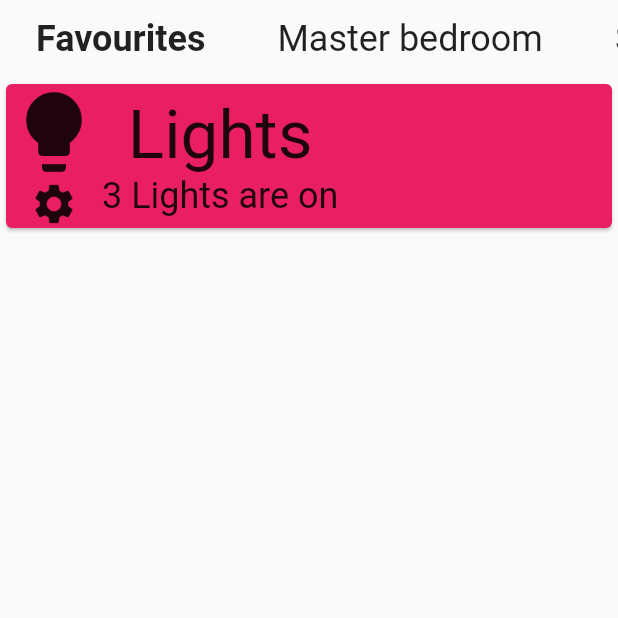
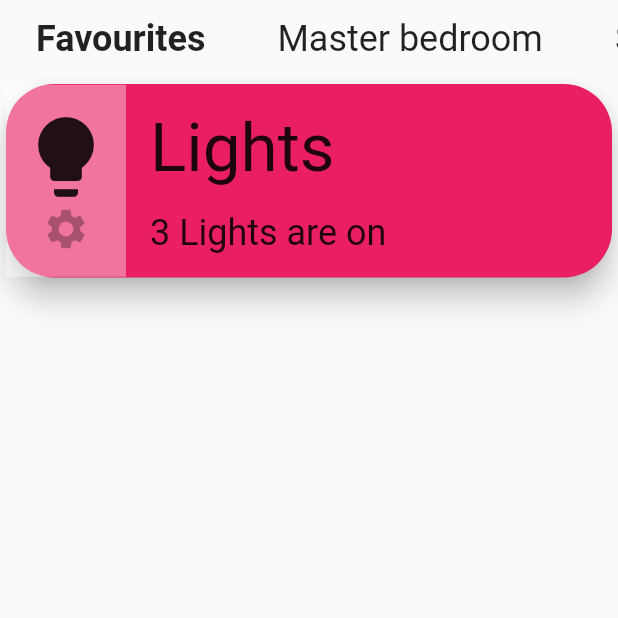
Before and after one commit to mivoligo/smarty_home, a Flutter app: the screen it shows after launch, on a phone screen of 412 x 824 dp, the top half of it. Run offline on Flutter 3.47's test engine with Material 2 defaults, Android fonts, the phone set to English and light mode, and no system bars.

Commit message:
Work on CardButton

```diff
--- a/lib/card_button.dart
+++ b/lib/card_button.dart
@@ -20,9 +20,12 @@ class CardButton extends StatelessWidget {
   Widget build(BuildContext context) {
     return Card(
       color: Colors.pink,
+      elevation: 8,
+      shape: RoundedRectangleBorder(borderRadius: BorderRadius.circular(32)),
       child: Row(
         children: [
           LeftSide(
+            color: color,
             iconData: iconData,
           ),
           RightSide(
@@ -39,26 +42,39 @@ class CardButton extends StatelessWidget {
 class LeftSide extends StatelessWidget {
   const LeftSide({
     Key? key,
+    required this.color,
     required this.iconData,
     this.onTap,
   }) : super(key: key);
 
+  final Color color;
   final IconData iconData;
   final VoidCallback? onTap;
 
   @override
   Widget build(BuildContext context) {
-    return Column(
+    return ColoredBox(
+      color: Colors.white38,
+      child: Padding(
+        padding: const EdgeInsets.symmetric(horizontal: 8, vertical: 16),
+        child: Column(
           children: [
-        Icon(iconData, size: 64),
+            Icon(
+              iconData,
+              size: 64,
+              color: color,
+            ),
             InkWell(
               onTap: onTap,
-          child: const Icon(
+              child: Icon(
                 Icons.settings,
                 size: 32,
+                color: color.withOpacity(0.3),
               ),
             ),
           ],
+        ),
+      ),
     );
   }
 }
@@ -77,14 +93,20 @@ class RightSide extends StatelessWidget {
 
   @override
   Widget build(BuildContext context) {
-    return Column(
+    return Padding(
+      padding: const EdgeInsets.all(16),
+      child: Column(
+        crossAxisAlignment: CrossAxisAlignment.start,
         children: [
           Text(
             title,
-          style:
-              Theme.of(context).textTheme.displaySmall?.copyWith(color: color),
+            style: Theme.of(context)
+                .textTheme
+                .displaySmall
+                ?.copyWith(color: color),
           ),
-        if (status != null)
+          if (status != null) ...[
+            const SizedBox(height: 16),
             Text(
               status!,
               style: Theme.of(context)
@@ -92,7 +114,9 @@ class RightSide extends StatelessWidget {
                   .headlineSmall
                   ?.copyWith(color: color),
             ),
+          ]
         ],
+      ),
     );
   }
 }
```
Lines whose indentation alone changed are shown as unchanged.
